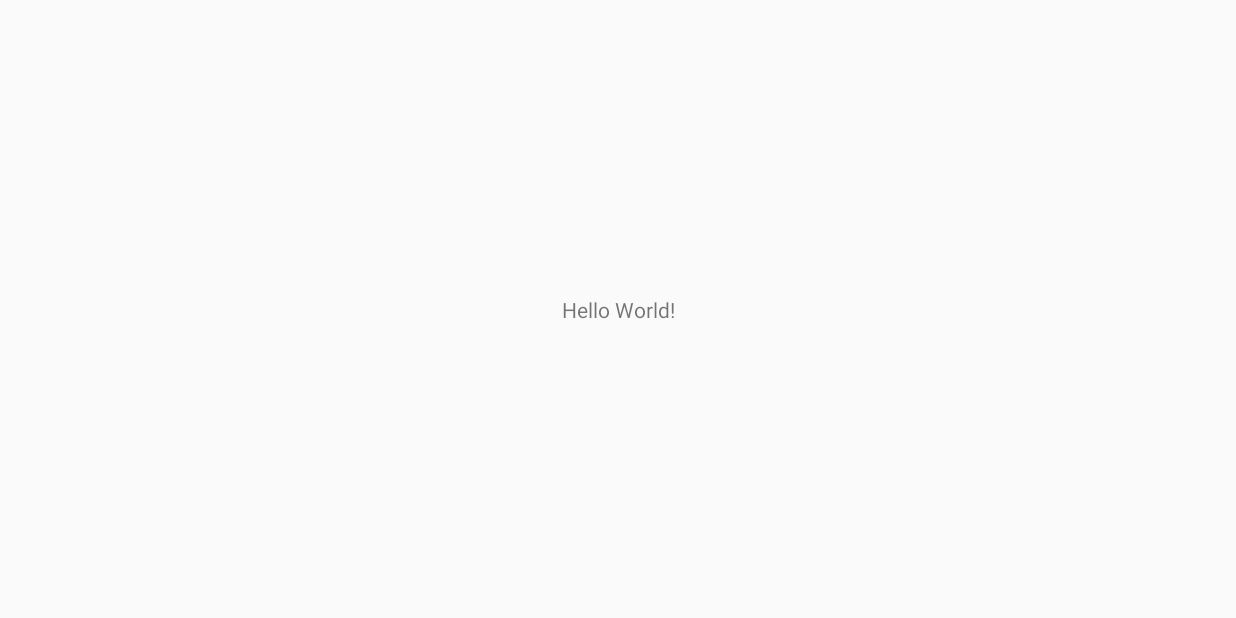
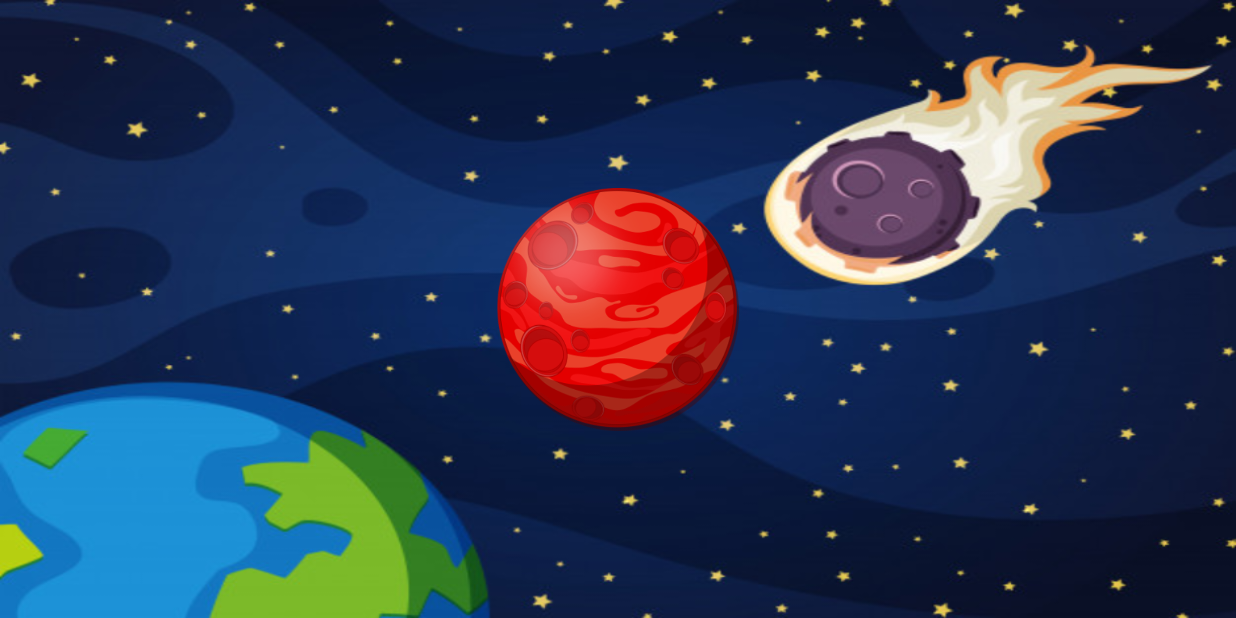
Before and after one commit to Aspharr17/FlashCards_2.0, an Android app: the screen it shows after launch (MainActivity), on a phone screen of 824 x 412 dp (held sideways). Before the commit the screen is almost empty. Run offline under Robolectric (Android 15) with nearby library versions, the phone set to English and light mode, and no system bars.

```diff
--- a/app/build.gradle
+++ b/app/build.gradle
@@ -25,4 +25,5 @@ dependencies {
     testImplementation 'junit:junit:4.12'
     androidTestImplementation 'com.android.support.test:runner:1.0.2'
     androidTestImplementation 'com.android.support.test.espresso:espresso-core:3.0.2'
+    implementation 'pl.droidsonroids.gif:android-gif-drawable:1.2.19'
 }
--- a/app/src/main/res/layout/activity_main.xml
+++ b/app/src/main/res/layout/activity_main.xml
@@ -4,15 +4,22 @@
     xmlns:tools="http://schemas.android.com/tools"
     android:layout_width="match_parent"
     android:layout_height="match_parent"
+    android:background="@drawable/fondotierra"
     tools:context=".MainActivity">
 
-    <TextView
-        android:layout_width="wrap_content"
-        android:layout_height="wrap_content"
-        android:text="Hello World!"
+    <ImageView
+        android:id="@+id/imageView"
+        android:layout_width="204dp"
+        android:layout_height="162dp"
         app:layout_constraintBottom_toBottomOf="parent"
-        app:layout_constraintLeft_toLeftOf="parent"
-        app:layout_constraintRight_toRightOf="parent"
-        app:layout_constraintTop_toTopOf="parent" />
+        app:layout_constraintEnd_toEndOf="parent"
+        app:layout_constraintHorizontal_bias="0.5"
+        app:layout_constraintStart_toStartOf="parent"
+        app:layout_constraintTop_toTopOf="parent"
+        app:srcCompat="@drawable/planeta"
+        />
+
+
+
 
 </android.support.constraint.ConstraintLayout>
--- a/build.gradle
+++ b/build.gradle
@@ -5,9 +5,11 @@ buildscript {
     repositories {
         google()
         jcenter()
+        mavenCentral()
     }
     dependencies {
         classpath 'com.android.tools.build:gradle:3.2.0'
+
 
 
         // NOTE: Do not place your application dependencies here; they belong
@@ -19,6 +21,7 @@ allprojects {
     repositories {
         google()
         jcenter()
+        mavenCentral()
     }
 }
 
```
Also changed, not shown: app/src/main/res/drawable/fondotierra.jpg (added), app/src/main/res/drawable/planeta.png (added), app/src/main/res/drawable/ship.gif (added), app/src/main/res/drawable/shipstart.png (added).
